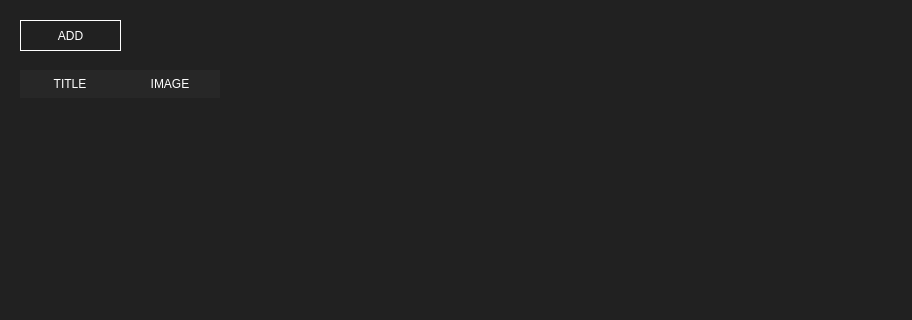
The window that mainwindow.ui (illud/crono) describes before a commit, drawn with Qt 5; both pictures show x 0 to 912 and y 0 to 320 of the 1104 by 660 pixel window.
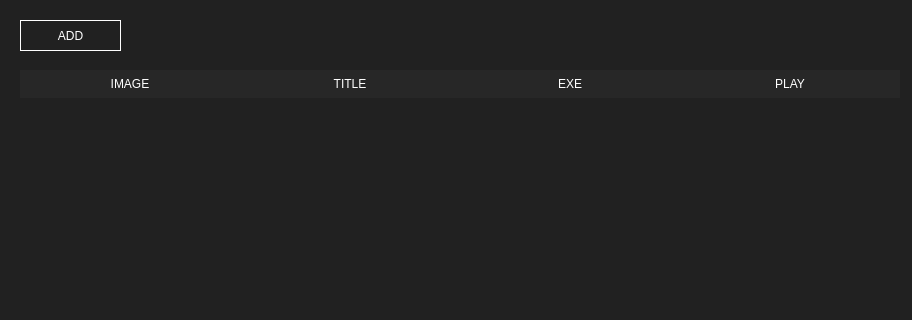
The same window after the commit.

```diff
--- a/mainwindow.ui
+++ b/mainwindow.ui
@@ -192,16 +192,29 @@
 {
 }</string>
     </property>
-    <column>
-     <property name="text">
-      <string>TITLE</string>
-     </property>
-    </column>
+    <attribute name="horizontalHeaderDefaultSectionSize">
+     <number>220</number>
+    </attribute>
     <column>
      <property name="text">
       <string>IMAGE</string>
      </property>
     </column>
+    <column>
+     <property name="text">
+      <string>TITLE</string>
+     </property>
+    </column>
+    <column>
+     <property name="text">
+      <string>EXE</string>
+     </property>
+    </column>
+    <column>
+     <property name="text">
+      <string>PLAY</string>
+     </property>
+    </column>
    </widget>
   </widget>
   <widget class="QStatusBar" name="statusbar"/>
```
